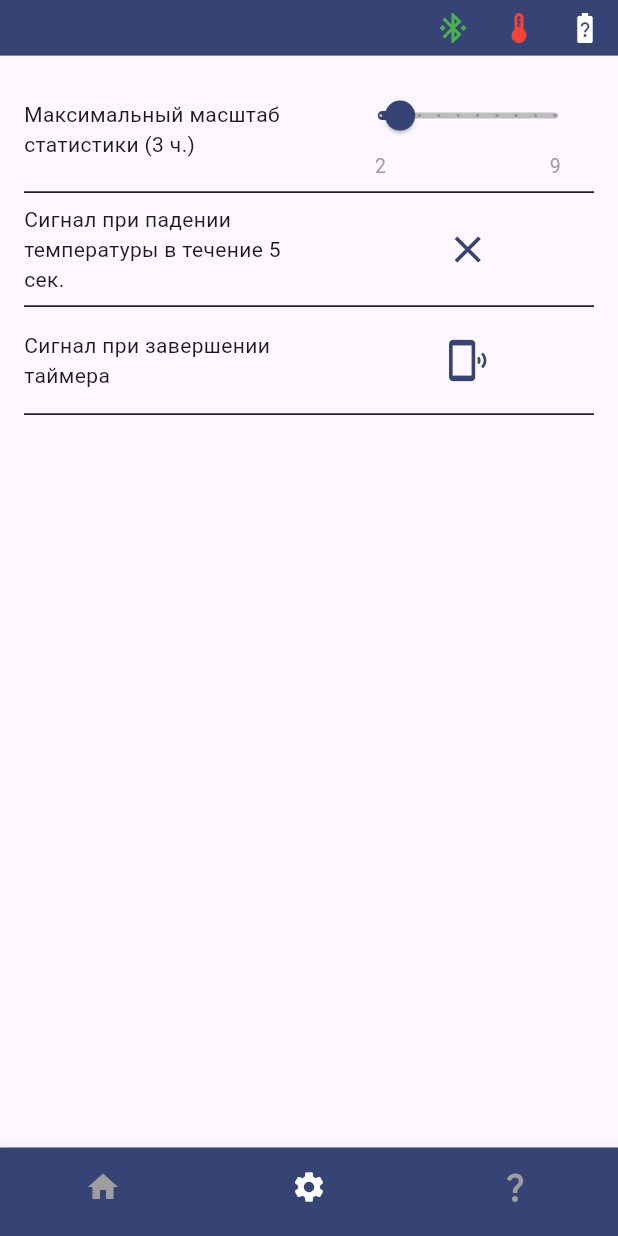
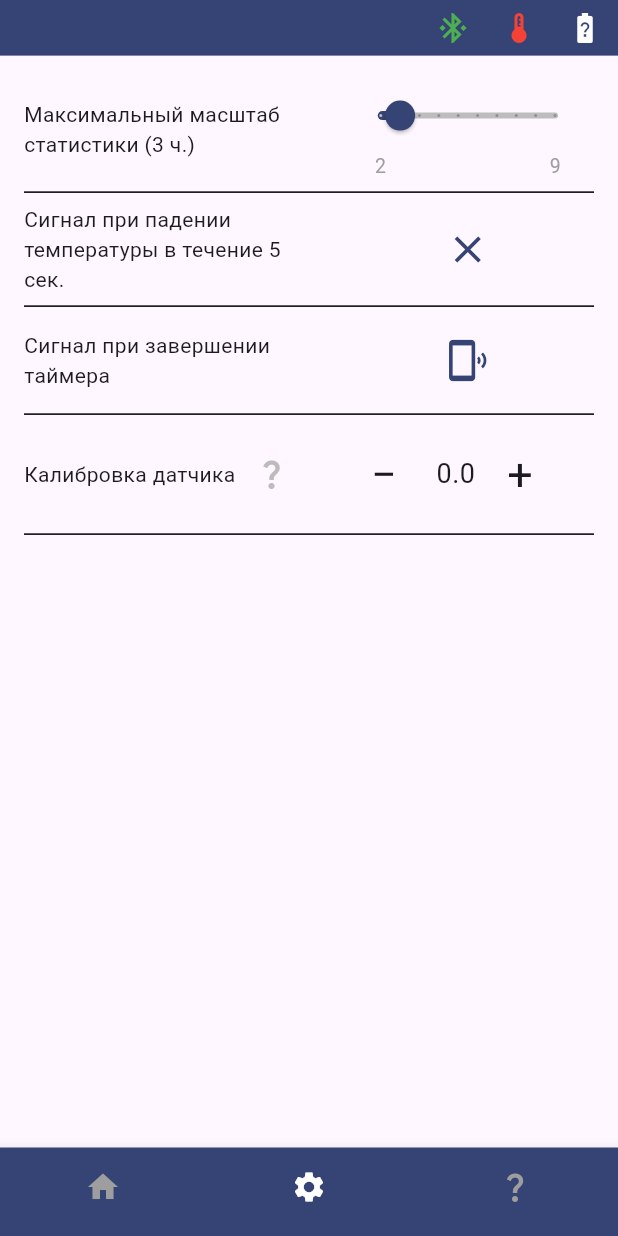
Before and after one commit to AI-devices/thermo, a Flutter app: the screen it shows after launch, item 2 of the bottom bar chosen, on a phone screen of 412 x 824 dp. Run offline on Flutter 3.47's test engine with Material 3 defaults, Android fonts, the phone set to English and light mode, and no system bars; our stand-ins replace audioplayers, circular_countdown_timer, fl_chart, flutter_blue_plus, flutter_svg, mask_text_input_formatter and 2 more.

Commit message:
add calibration sensor

```diff
--- a/lib/components/helper.dart
+++ b/lib/components/helper.dart
@@ -3,11 +3,14 @@ import 'dart:ui';
 import 'package:flutter/cupertino.dart';
 import 'package:flutter/foundation.dart';
 import 'package:flutter/material.dart';
+import 'package:thermo/components/settings.dart';
 import 'package:thermo/components/styles.dart';
 
 abstract class Helper {
 
   static const String celsius = ' \u2103';
+  static const String minus = ' \u2212';
+  static const String plus = ' \u002b';
 
   static final loader = Center(child: Platform.isAndroid
       ? const CircularProgressIndicator(color: AppStyle.barColor)
@@ -69,7 +72,8 @@ abstract class Helper {
   //парсит данные по температуре полученные от датчика
   static double parseTemperature(List<int> data) {
     //print(Uint8List.fromList(data).buffer.asInt16List());
-    return (Uint8List.fromList(data).buffer.asByteData().getUint16(0, Endian.little)) / 100;
+    double temperature = (Uint8List.fromList(data).buffer.asByteData().getUint16(0, Endian.little)) / 100;
+    return temperature + Settings.calibrationSensor;
   }
 
   static int getDurationInSeconds(String time) {
--- a/lib/components/settings.dart
+++ b/lib/components/settings.dart
@@ -26,6 +26,8 @@ abstract class Settings {
 
   static late String notifyWhenTempDrops;
   static late String notifyWhenTimerEnds;
+
+  static late double calibrationSensor;
 
   static bool vibrationIsSupported = false;
 
--- a/lib/main.dart
+++ b/lib/main.dart
@@ -18,6 +18,7 @@ void main() async {
   await dataProvider.loadingChart();
   Settings.notifyWhenTempDrops = await dataProvider.getNotifyWhenTempDrops();
   Settings.notifyWhenTimerEnds = await dataProvider.getNotifyWhenTimerEnds();
+  Settings.calibrationSensor = await dataProvider.getCalibrationSensor();
 
   runApp(const MyApp());
 }
--- a/lib/widgets/additional_screens/settings_widget.dart
+++ b/lib/widgets/additional_screens/settings_widget.dart
@@ -1,5 +1,6 @@
 import 'package:flutter/material.dart';
 import 'package:thermo/components/data_provider.dart';
+import 'package:thermo/components/helper.dart';
 import 'package:thermo/components/notifier.dart';
 import 'package:thermo/components/settings.dart';
 import 'package:thermo/components/styles.dart';
@@ -38,6 +39,24 @@ class _SettingsWidgetState extends State<SettingsWidget> {
     setState(() {});
   }
 
+  void changeCalibrationSensor({required String action}) {
+    if (action == 'sub') {
+      if (Settings.calibrationSensor <= -5.0) {
+        Helper.alert(context: context, content: 'Достигнуто минимальное значение калибровки');
+        return;
+      }
+      Settings.calibrationSensor = double.parse((Settings.calibrationSensor - 0.1).toStringAsFixed(1));
+    } else {
+      if (Settings.calibrationSensor >= 5.0) {
+        Helper.alert(context: context, content: 'Достигнуто максимальное значение калибровки');
+        return;
+      }
+      Settings.calibrationSensor = double.parse((Settings.calibrationSensor + 0.1).toStringAsFixed(1));
+    }
+    _dataProvider.setCalibrationSensor();
+    setState(() {});
+  }
+
   @override
   Widget build(BuildContext context) {
     return Scaffold(
@@ -50,6 +69,8 @@ class _SettingsWidgetState extends State<SettingsWidget> {
             _notifyWhenTempDrops(),
             const Divider(color: Colors.black),
             _notifyWhenTimerEnds(),
+            const Divider(color: Colors.black),
+            _calibrationSensor(),
             const Divider(color: Colors.black),
           ],
         ),
@@ -145,4 +166,51 @@ class _SettingsWidgetState extends State<SettingsWidget> {
       ),
     );
   }
+
+  Padding _calibrationSensor() {
+    return Padding(
+      padding: const EdgeInsets.symmetric(vertical: 8.0),
+      child: Row(
+        children: [
+          Flexible(
+            fit: FlexFit.tight,
+            flex: 4,
+            child: Row(
+              children: [
+                const Text('Калибровка датчика'),
+                IconButton(
+                  onPressed: () => Helper.alert(context: context, title: 'Пояснение', content: 'Повышает или снижает показания датчика в приложении на указанное значение. Показания на экране датчика не корректируются.'),
+                  icon: const Icon(Icons.question_mark, color: Color.fromARGB(255, 189, 188, 188))
+                )
+              ],
+            )
+          ),
+          const SizedBox(width: 15),
+          Flexible(
+            flex: 1,
+            child: InkResponse(
+              onTap: () => changeCalibrationSensor(action: 'sub'),
+              child: const Text(Helper.minus, style: TextStyle(fontSize: 30))
+            )
+          ),
+          Flexible(
+            flex: 1,
+            fit: FlexFit.tight,
+            child: Text(Settings.calibrationSensor.toString(), textAlign: TextAlign.right, style: const TextStyle(fontSize: 18))
+          ),
+          Flexible(
+            flex: 1,
+            fit: FlexFit.tight,
+            child: Align(
+              alignment: Alignment.center,
+              child: InkResponse(
+                onTap: () => changeCalibrationSensor(action: 'add'),
+                child: const Text(Helper.plus, style: TextStyle(fontSize: 30))
+              ),
+            )
+          ),
+        ],
+      ),
+    );
+  }
 }
--- a/pubspec.yaml
+++ b/pubspec.yaml
@@ -15,7 +15,7 @@ publish_to: 'none' # Remove this line if you wish to publish to pub.dev
 # In iOS, build-name is used as CFBundleShortVersionString while build-number used as CFBundleVersion.
 # Read more about iOS versioning at
 # https://developer.apple.com/library/archive/documentation/General/Reference/InfoPlistKeyReference/Articles/CoreFoundationKeys.html
-version: 1.1.2+5
+version: 1.2.0+6
 
 environment:
   sdk: ">=3.2.3 <4.0.0"
```
Also changed, not shown: lib/components/data_provider.dart (+8 -0 lines).
